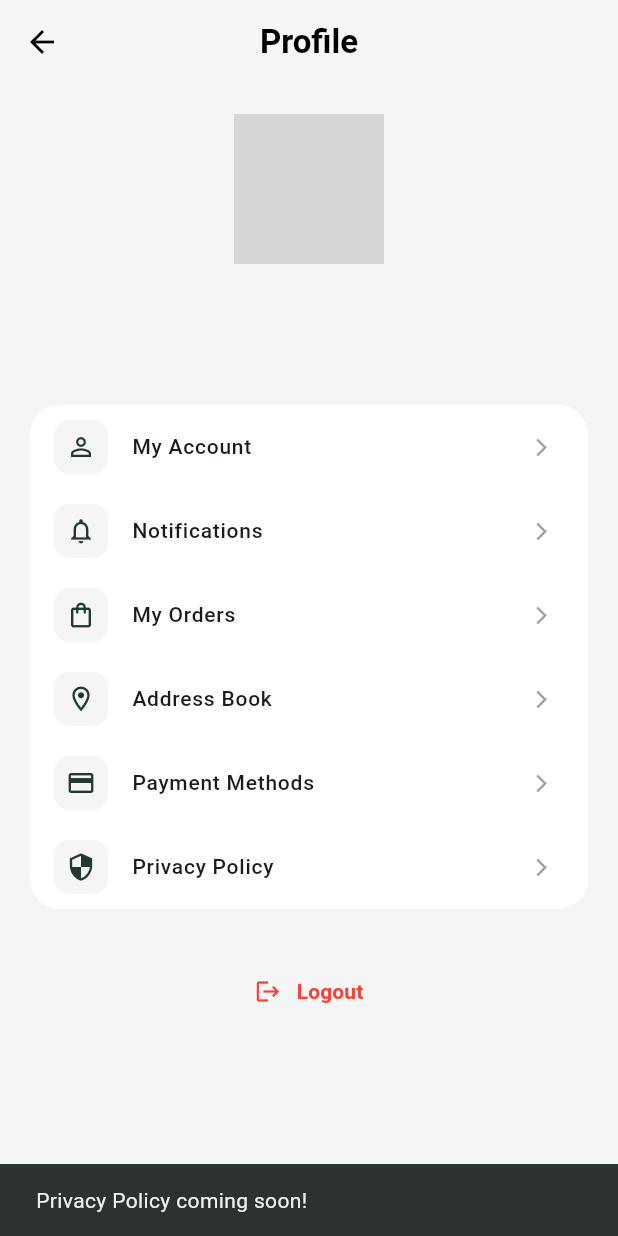
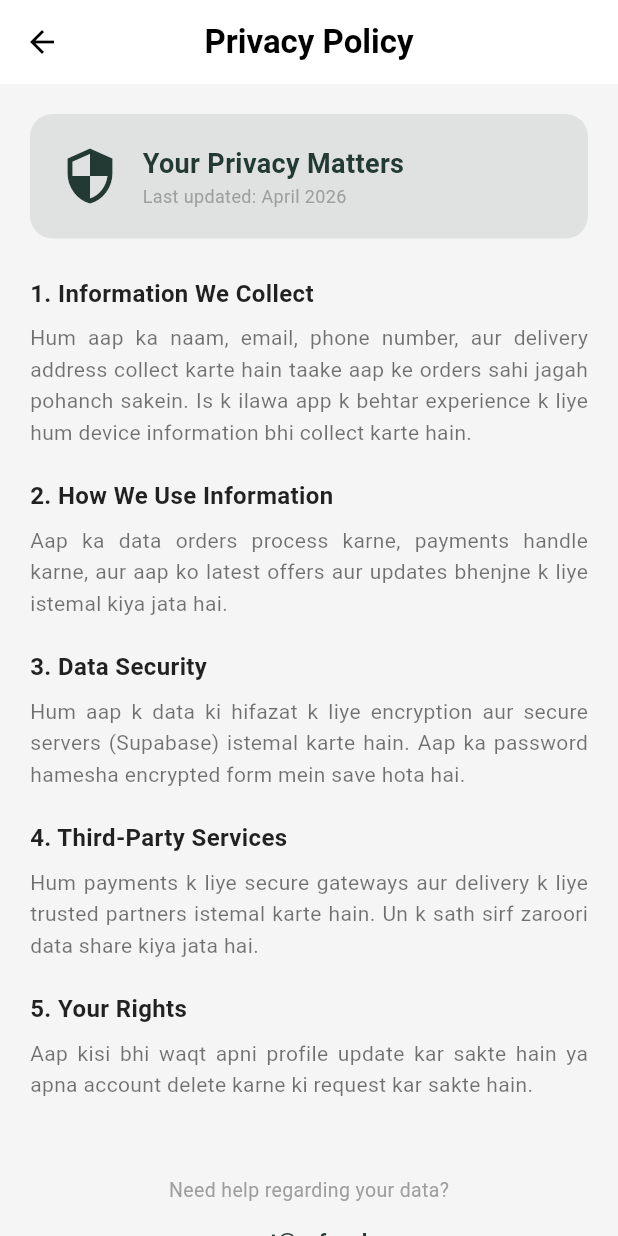
Before and after one commit to RehanAhmadDev/zafgoal, a Flutter app: the ProfilePage screen opened directly, after a tap on "Privacy Policy", on a phone screen of 412 x 824 dp. Run offline on Flutter 3.47's test engine with Material 3 defaults, Android fonts, the phone set to English and light mode, and no system bars; our stand-ins replace image_picker, shared_preferences, supabase_flutter; accounts and stored records are empty; network calls fail; Roboto replaces fonts that are missing (Poppins); grey boxes are pictures that could not be loaded.

Commit message:
Completed Profile section: Added My Account, Privacy Policy, and Real-time Notifications

```diff
--- /dev/null
+++ b/lib/features/auth/presentation/pages/privacy_policy_page.dart
@@ -0,0 +1,109 @@
+import 'package:flutter/material.dart';
+
+class PrivacyPolicyPage extends StatelessWidget {
+  const PrivacyPolicyPage({super.key});
+
+  @override
+  Widget build(BuildContext context) {
+    return Scaffold(
+      backgroundColor: const Color(0xFFF5F5F5),
+      appBar: AppBar(
+        title: const Text('Privacy Policy', style: TextStyle(color: Colors.black, fontWeight: FontWeight.bold)),
+        backgroundColor: Colors.white,
+        elevation: 0,
+        iconTheme: const IconThemeData(color: Colors.black),
+        centerTitle: true,
+      ),
+      body: SingleChildScrollView(
+        padding: const EdgeInsets.all(20.0),
+        child: Column(
+          crossAxisAlignment: CrossAxisAlignment.start,
+          children: [
+            _buildHeaderSection(),
+            const SizedBox(height: 25),
+            _buildPolicySection(
+              '1. Information We Collect',
+              'Hum aap ka naam, email, phone number, aur delivery address collect karte hain taake aap ke orders sahi jagah pohanch sakein. Is k ilawa app k behtar experience k liye hum device information bhi collect karte hain.',
+            ),
+            _buildPolicySection(
+              '2. How We Use Information',
+              'Aap ka data orders process karne, payments handle karne, aur aap ko latest offers aur updates bhenjne k liye istemal kiya jata hai.',
+            ),
+            _buildPolicySection(
+              '3. Data Security',
+              'Hum aap k data ki hifazat k liye encryption aur secure servers (Supabase) istemal karte hain. Aap ka password hamesha encrypted form mein save hota hai.',
+            ),
+            _buildPolicySection(
+              '4. Third-Party Services',
+              'Hum payments k liye secure gateways aur delivery k liye trusted partners istemal karte hain. Un k sath sirf zaroori data share kiya jata hai.',
+            ),
+            _buildPolicySection(
+              '5. Your Rights',
+              'Aap kisi bhi waqt apni profile update kar sakte hain ya apna account delete karne ki request kar sakte hain.',
+            ),
+            const SizedBox(height: 30),
+            _buildContactFooter(),
+            const SizedBox(height: 20),
+          ],
+        ),
+      ),
+    );
+  }
+
+  Widget _buildHeaderSection() {
+    return Container(
+      padding: const EdgeInsets.all(20),
+      decoration: BoxDecoration(
+        color: const Color(0xFF233933).withOpacity(0.1),
+        borderRadius: BorderRadius.circular(15),
+      ),
+      child: const Row(
+        children: [
+          Icon(Icons.security, color: Color(0xFF233933), size: 40),
+          SizedBox(width: 15),
+          Expanded(
+            child: Column(
+              crossAxisAlignment: CrossAxisAlignment.start,
+              children: [
+                Text('Your Privacy Matters', style: TextStyle(fontWeight: FontWeight.bold, fontSize: 18, color: Color(0xFF233933))),
+                Text('Last updated: April 2026', style: TextStyle(color: Colors.grey, fontSize: 12)),
+              ],
+            ),
+          ),
+        ],
+      ),
+    );
+  }
+
+  Widget _buildPolicySection(String title, String content) {
+    return Padding(
+      padding: const EdgeInsets.only(bottom: 20),
+      child: Column(
+        crossAxisAlignment: CrossAxisAlignment.start,
+        children: [
+          Text(title, style: const TextStyle(fontWeight: FontWeight.bold, fontSize: 16, color: Colors.black87)),
+          const SizedBox(height: 8),
+          Text(
+            content,
+            style: const TextStyle(fontSize: 14, color: Colors.black54, height: 1.5),
+            textAlign: TextAlign.justify,
+          ),
+        ],
+      ),
+    );
+  }
+
+  Widget _buildContactFooter() {
+    return Center(
+      child: Column(
+        children: [
+          const Text('Need help regarding your data?', style: TextStyle(color: Colors.grey, fontSize: 13)),
+          TextButton(
+            onPressed: () {}, // Future: Open email client
+            child: const Text('support@zafgoal.com', style: TextStyle(color: Color(0xFF233933), fontWeight: FontWeight.bold)),
+          ),
+        ],
+      ),
+    );
+  }
+}
--- a/lib/features/auth/presentation/pages/profile_page.dart
+++ b/lib/features/auth/presentation/pages/profile_page.dart
@@ -2,10 +2,15 @@ import 'dart:io';
 import 'package:flutter/material.dart';
 import 'package:supabase_flutter/supabase_flutter.dart';
 import 'package:image_picker/image_picker.dart';
+import 'package:provider/provider.dart';
+import 'package:zafgoal/providers/notification_provider.dart';
+import 'notifications_page.dart';
+import 'privacy_policy_page.dart'; // NAYA IMPORT
 
 import 'add_payment_card_page.dart';
 import 'my_orders_page.dart';
-import 'address_book_page.dart'; // NAYA IMPORT: Address Book k liye
+import 'address_book_page.dart';
+import 'my_account_page.dart';
 
 class ProfilePage extends StatefulWidget {
   const ProfilePage({super.key});
@@ -227,17 +232,36 @@ class _ProfilePageState extends State<ProfilePage> {
           _buildSettingsTile(
               Icons.person_outline,
               'My Account',
-              onTap: () {
-                ScaffoldMessenger.of(context).showSnackBar(const SnackBar(content: Text('My Account details coming soon!')));
+              onTap: () async {
+                final result = await Navigator.push(
+                  context,
+                  MaterialPageRoute(builder: (context) => MyAccountPage(currentName: _fullName)),
+                );
+                if (result == true) {
+                  _fetchUserProfile();
+                }
               }
           ),
-          _buildSettingsTile(
-              Icons.notifications_none_outlined,
-              'Notifications',
-              onTap: () {
-                ScaffoldMessenger.of(context).showSnackBar(const SnackBar(content: Text('Notifications page coming soon!')));
-              }
+
+          Consumer<NotificationProvider>(
+            builder: (context, notiProvider, child) {
+              return _buildSettingsTile(
+                Icons.notifications_none_outlined,
+                'Notifications',
+                badgeCount: notiProvider.unreadCount > 0 ? notiProvider.unreadCount : null,
+                onTap: () async {
+                  await notiProvider.markAsRead();
+                  if (context.mounted) {
+                    Navigator.push(
+                      context,
+                      MaterialPageRoute(builder: (context) => const NotificationsPage()),
+                    );
+                  }
+                },
+              );
+            },
           ),
+
           _buildSettingsTile(
               Icons.shopping_bag_outlined,
               'My Orders',
@@ -248,7 +272,6 @@ class _ProfilePageState extends State<ProfilePage> {
                 );
               }
           ),
-          // --- UPDATE: Address Book ko connect kar diya ---
           _buildSettingsTile(
               Icons.location_on_outlined,
               'Address Book',
@@ -269,11 +292,16 @@ class _ProfilePageState extends State<ProfilePage> {
                 );
               }
           ),
+
+          // --- UPDATE: Privacy Policy Connect ho gayi hai ---
           _buildSettingsTile(
               Icons.security_outlined,
               'Privacy Policy',
               onTap: () {
-                ScaffoldMessenger.of(context).showSnackBar(const SnackBar(content: Text('Privacy Policy coming soon!')));
+                Navigator.push(
+                  context,
+                  MaterialPageRoute(builder: (context) => const PrivacyPolicyPage()),
+                );
               }
           ),
         ],
@@ -281,7 +309,7 @@ class _ProfilePageState extends State<ProfilePage> {
     );
   }
 
-  Widget _buildSettingsTile(IconData icon, String title, {VoidCallback? onTap}) {
+  Widget _buildSettingsTile(IconData icon, String title, {int? badgeCount, VoidCallback? onTap}) {
     return ListTile(
       leading: Container(
         padding: const EdgeInsets.all(8),
@@ -291,7 +319,19 @@ class _ProfilePageState extends State<ProfilePage> {
         ),
         child: Icon(icon, color: const Color(0xFF233933), size: 20),
       ),
-      title: Text(title, style: const TextStyle(fontSize: 14, fontWeight: FontWeight.w500)),
+      title: Row(
+        children: [
+          Text(title, style: const TextStyle(fontSize: 14, fontWeight: FontWeight.w500)),
+          if (badgeCount != null) ...[
+            const SizedBox(width: 8),
+            Container(
+              padding: const EdgeInsets.symmetric(horizontal: 6, vertical: 2),
+              decoration: const BoxDecoration(color: Colors.red, shape: BoxShape.circle),
+              child: Text('$badgeCount', style: const TextStyle(color: Colors.white, fontSize: 10, fontWeight: FontWeight.bold)),
+            ),
+          ],
+        ],
+      ),
       trailing: const Icon(Icons.arrow_forward_ios, size: 14, color: Colors.grey),
       onTap: onTap,
     );
```
Also changed, not shown: lib/features/auth/presentation/pages/my_account_page.dart (added, +98 -0 lines).
